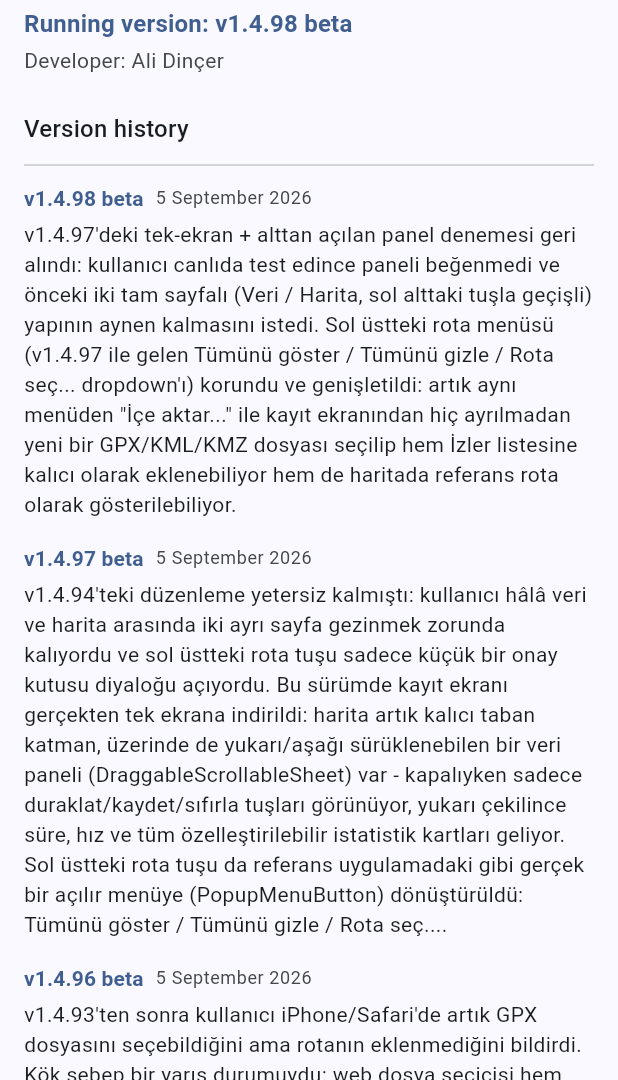
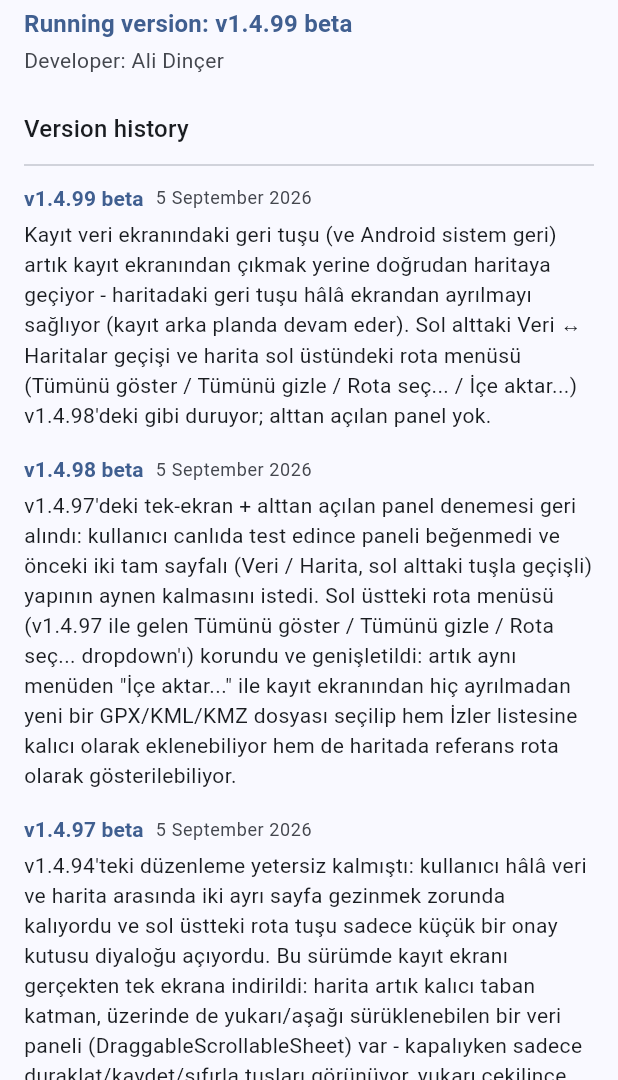
Before and after one commit to alid67-git/RideAtlas, a Flutter app: the AboutScreen screen opened directly, on a phone screen of 412 x 824 dp, the part 156-1236 px from its top. Run offline on Flutter 3.47's test engine with Material 3 defaults, Android fonts, the phone set to English and light mode, and no system bars; our stand-ins replace battery_plus, file_picker, fl_chart, flutter_map, geolocator, hive and 7 more; missing offline and left inert: dart:js_interop, exif, gpx, photo_manager; accounts and stored records are empty; generated files the repository leaves out were written again; network calls fail.

```diff
--- a/lib/build_info.dart
+++ b/lib/build_info.dart
@@ -1,14 +1,11 @@
 /// Bumped by hand on every push so the running build can be eyeballed on
 /// screen (Chrome tabs / dev servers can otherwise silently serve stale JS).
-const String kAppBuildLabel = 'v1.4.98 beta';
+const String kAppBuildLabel = 'v1.4.99 beta';
 
 /// Shown once, in a dialog, the first time this build label is seen.
 const String kAppBuildNote =
-    'v1.4.97\'deki alttan açılan veri paneli geri alındı - kayıt ekranı '
-    'tekrar eskisi gibi iki ayrı tam sayfaya (Veri / Harita) döndü, sol '
-    'alttaki tuşla ikisi arasında geçiş yapılıyor. Sol üstteki rota menüsü '
-    '(Tümünü göster / Tümünü gizle / Rota seç...) kaldı ve yeni bir '
-    'seçenek eklendi: "İçe aktar..." - kayıt sırasında ekrandan hiç '
-    'ayrılmadan yeni bir GPX/KML/KMZ dosyası seçip hem İzler listenize '
-    'kalıcı olarak kaydedebilir hem de haritada referans olarak '
-    'gösterebilirsiniz.';
+    'Kayıt sırasında veri ekranındaki geri tuşu artık uygulamadan '
+    'çıkmıyor: doğrudan haritaya geçiyor (sistem geri tuşu da aynı). '
+    'Haritada sol üstteki rota menüsü duruyor (Tümünü göster / Tümünü '
+    'gizle / Rota seç... / İçe aktar...), sol alttaki tuşla da Veri ↔ '
+    'Haritalar arasında geçiş yapılıyor.';
--- a/lib/changelog.dart
+++ b/lib/changelog.dart
@@ -20,6 +20,18 @@ class ChangelogEntry {
 
 const kChangelog = <ChangelogEntry>[
   ChangelogEntry(
+    version: 'v1.4.99 beta',
+    date: '2026-09-05',
+    note:
+        'Kayıt veri ekranındaki geri tuşu (ve Android sistem geri) artık '
+        'kayıt ekranından çıkmak yerine doğrudan haritaya geçiyor - '
+        'haritadaki geri tuşu hâlâ ekrandan ayrılmayı sağlıyor (kayıt '
+        'arka planda devam eder). Sol alttaki Veri ↔ Haritalar geçişi ve '
+        'harita sol üstündeki rota menüsü (Tümünü göster / Tümünü gizle / '
+        'Rota seç... / İçe aktar...) v1.4.98\'deki gibi duruyor; alttan '
+        'açılan panel yok.',
+  ),
+  ChangelogEntry(
     version: 'v1.4.98 beta',
     date: '2026-09-05',
     note:
--- a/lib/l10n/app_de.arb
+++ b/lib/l10n/app_de.arb
@@ -60,8 +60,8 @@
   "timeSectionTitle": "Zeit",
   "speedChartTitle": "Geschwindigkeit",
   "elevationChartTitle": "Höhe",
-  "recordInfoTabTooltip": "Infopanel",
-  "recordMapTabTooltip": "Karte",
+  "recordInfoTabTooltip": "Daten",
+  "recordMapTabTooltip": "Karten",
   "start": "Start",
   "end": "Ende",
   "gpsPoints": "GPS-Punkte",
--- a/lib/l10n/app_en.arb
+++ b/lib/l10n/app_en.arb
@@ -60,8 +60,8 @@
   "timeSectionTitle": "Time",
   "speedChartTitle": "Speed",
   "elevationChartTitle": "Elevation",
-  "recordInfoTabTooltip": "Info panel",
-  "recordMapTabTooltip": "Map",
+  "recordInfoTabTooltip": "Data",
+  "recordMapTabTooltip": "Maps",
   "start": "Start",
   "end": "End",
   "gpsPoints": "GPS points",
--- a/lib/l10n/app_tr.arb
+++ b/lib/l10n/app_tr.arb
@@ -68,8 +68,8 @@
   "timeSectionTitle": "Zaman",
   "speedChartTitle": "Hız",
   "elevationChartTitle": "Yükseklik",
-  "recordInfoTabTooltip": "Bilgi paneli",
-  "recordMapTabTooltip": "Harita",
+  "recordInfoTabTooltip": "Veri",
+  "recordMapTabTooltip": "Haritalar",
   "start": "Başlangıç",
   "end": "Bitiş",
   "gpsPoints": "GPS noktası",
```
Also changed, not shown: lib/screens/record_screen.dart (+21 -5 lines).
